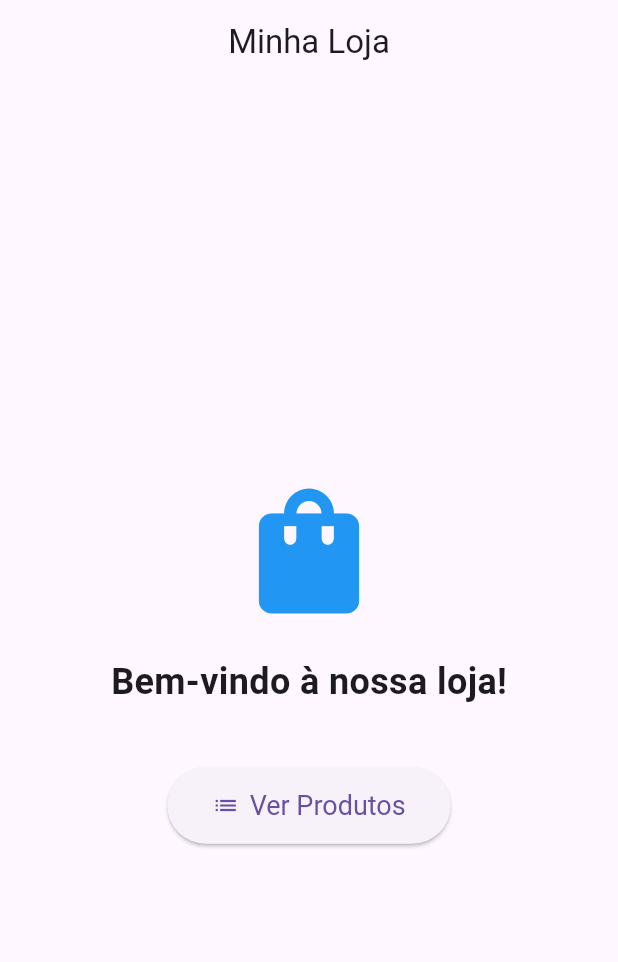
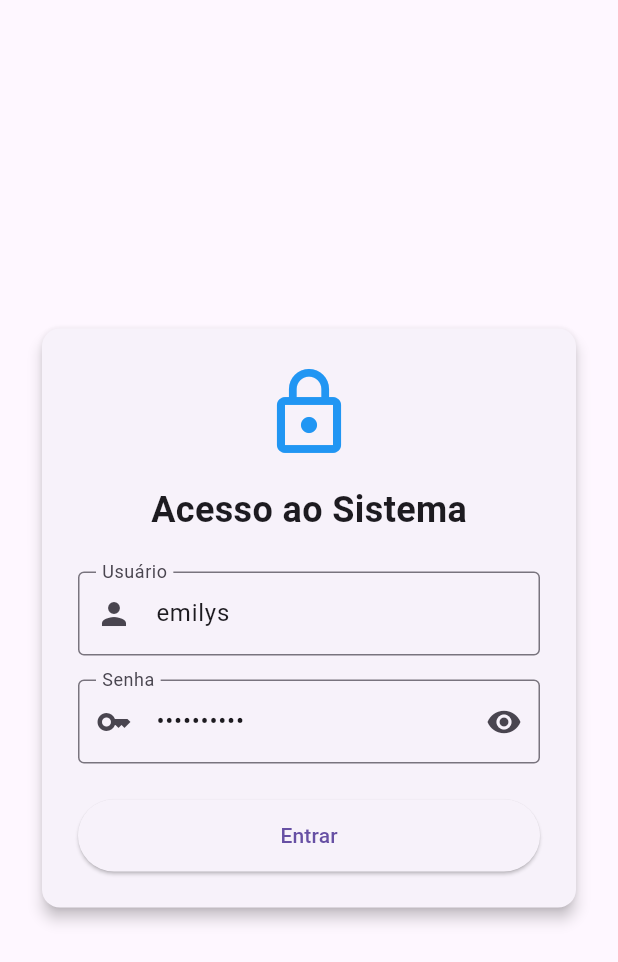
Before and after one commit to NicolasHeling/mobile_arquitetura_01, a Flutter app: the screen it shows after launch, on a phone screen of 412 x 824 dp. Shown: the top 962 px of the screen. Run offline on Flutter 3.47's test engine with Material 3 defaults, Android fonts, the light colour scheme and no system bars; our stand-ins replace dio; accounts and stored records are empty.

Commit message:
atividade 12

```diff
--- /dev/null
+++ b/product_app/lib/data/datasources/auth_remote_datasource.dart
@@ -0,0 +1,29 @@
+import 'package:dio/dio.dart';
+import '../models/auth_user.dart';
+
+class AuthRemoteDatasource {
+  final Dio dio;
+  final String baseUrl = 'https://dummyjson.com/auth';
+
+  AuthRemoteDatasource(this.dio);
+
+  Future<AuthUser> login({
+    required String username,
+    required String password,
+  }) async {
+    try {
+      final response = await dio.post(
+        '$baseUrl/login',
+        data: {'username': username, 'password': password, 'expiresInMins': 30},
+      );
+
+      if (response.statusCode == 200) {
+        return AuthUser.fromJson(response.data);
+      } else {
+        throw Exception('Usuário ou senha inválidos');
+      }
+    } on DioError catch (e) {
+      throw Exception(e.response?.data['message'] ?? 'Erro ao realizar login');
+    }
+  }
+}
--- /dev/null
+++ b/product_app/lib/data/models/auth_user.dart
@@ -0,0 +1,36 @@
+class AuthUser {
+  final int id;
+  final String username;
+  final String email;
+  final String firstName;
+  final String lastName;
+  final String image;
+  final String accessToken;
+  final String refreshToken;
+
+  AuthUser({
+    required this.id,
+    required this.username,
+    required this.email,
+    required this.firstName,
+    required this.lastName,
+    required this.image,
+    required this.accessToken,
+    required this.refreshToken,
+  });
+
+  factory AuthUser.fromJson(Map<String, dynamic> json) {
+    return AuthUser(
+      id: json['id'],
+      username: json['username'],
+      email: json['email'],
+      firstName: json['firstName'],
+      lastName: json['lastName'],
+      image: json['image'],
+      accessToken: json['accessToken'],
+      refreshToken: json['refreshToken'],
+    );
+  }
+
+  String get fullName => '$firstName $lastName';
+}
--- a/product_app/lib/data/models/product_model.dart
+++ b/product_app/lib/data/models/product_model.dart
@@ -1,18 +1,22 @@
 class Product {
-  final int? id;
+  final int id;
   final String title;
   final double price;
   final String description;
-  final String image;
+  final String thumbnail; // Mudou de image para thumbnail
   final String category;
+  final double rating;
+  final int stock;
 
   Product({
-    this.id,
+    required this.id,
     required this.title,
     required this.price,
     required this.description,
-    required this.image,
+    required this.thumbnail,
     required this.category,
+    required this.rating,
+    required this.stock,
   });
 
   factory Product.fromJson(Map<String, dynamic> json) {
@@ -21,8 +25,10 @@ class Product {
       title: json['title'],
       price: (json['price'] as num).toDouble(),
       description: json['description'],
-      image: json['image'],
+      thumbnail: json['thumbnail'],
       category: json['category'],
+      rating: (json['rating'] as num).toDouble(),
+      stock: json['stock'],
     );
   }
 
@@ -31,8 +37,10 @@ class Product {
       'title': title,
       'price': price,
       'description': description,
-      'image': image,
+      'thumbnail': thumbnail,
       'category': category,
+      'rating': rating,
+      'stock': stock,
     };
   }
 }
--- a/product_app/lib/domain/entities/product.dart
+++ b/product_app/lib/domain/entities/product.dart
@@ -2,13 +2,21 @@ class Product {
   final int id;
   final String title;
   final double price;
-  final String image;
+  final String thumbnail; // Alterado de 'image' para 'thumbnail'
   final String description;
+  final String category; // Adicionado para manter a consistência
+  final double
+  rating; // Adicionado (opcional na API Fake Store, mas útil na DummyJSON)
+  final int stock; // Adicionado
+
   const Product({
     required this.id,
     required this.title,
     required this.price,
-    required this.image,
+    required this.thumbnail,
     required this.description,
+    required this.category,
+    required this.rating,
+    required this.stock,
   });
 }
--- a/product_app/lib/main.dart
+++ b/product_app/lib/main.dart
@@ -9,17 +9,15 @@ import 'data/repositories/product_repositoryimpl.dart';
 
 // Importações da camada de apresentação
 import 'presentation/viewmodels/productviewmodel.dart';
-import 'presentation/pages/home_page.dart'; // Importação da nova Tela Inicial
+import 'presentation/pages/login_page.dart'; // Importação da nova Tela de Login
 
 void main() {
-  // Configuração das dependências
   final dio = Dio();
   final datasource = ProductRemoteDatasource(dio);
   final cache = ProductCacheDatasource();
   final repository = ProductRepositoryImpl(datasource, cache);
 
   runApp(
-    // Envolvemos a raiz do app com o Provider
     ChangeNotifierProvider(
       create: (context) => ProductViewModel(repository),
       child: const MyApp(),
@@ -36,8 +34,8 @@ class MyApp extends StatelessWidget {
       title: 'Product App',
       debugShowCheckedModeBanner: false,
       theme: ThemeData(primarySwatch: Colors.blue),
-      // O fluxo agora começa pela HomePage
-      home: const HomePage(),
+      // O fluxo agora começa pela LoginPage, impedindo acesso sem autenticação
+      home: const LoginPage(),
     );
   }
 }
--- /dev/null
+++ b/product_app/lib/presentation/pages/login_page.dart
@@ -0,0 +1,146 @@
+import 'package:dio/dio.dart';
+import 'package:flutter/material.dart';
+import '../../data/datasources/auth_remote_datasource.dart';
+import '../../session/session_controller.dart';
+import 'product_page.dart';
+
+class LoginPage extends StatefulWidget {
+  const LoginPage({super.key});
+
+  @override
+  State<LoginPage> createState() => _LoginPageState();
+}
+
+class _LoginPageState extends State<LoginPage> {
+  final _formKey = GlobalKey<FormState>();
+  final _usernameController = TextEditingController(
+    text: 'emilys',
+  ); // Credenciais de teste
+  final _passwordController = TextEditingController(text: 'emilyspass');
+  bool _isLoading = false;
+  bool _obscurePassword = true;
+
+  // Instanciando o serviço diretamente para facilitar
+  final AuthRemoteDatasource _authService = AuthRemoteDatasource(Dio());
+
+  Future<void> _login() async {
+    if (!_formKey.currentState!.validate()) return;
+
+    setState(() => _isLoading = true);
+
+    try {
+      final user = await _authService.login(
+        username: _usernameController.text.trim(),
+        password: _passwordController.text.trim(),
+      );
+
+      SessionController.instance.login(user);
+
+      if (!mounted) return;
+      Navigator.pushReplacement(
+        context,
+        MaterialPageRoute(builder: (context) => const ProductPage()),
+      );
+    } catch (e) {
+      if (!mounted) return;
+      ScaffoldMessenger.of(
+        context,
+      ).showSnackBar(SnackBar(content: Text('Erro ao realizar login: $e')));
+    } finally {
+      if (mounted) setState(() => _isLoading = false);
+    }
+  }
+
+  @override
+  void dispose() {
+    _usernameController.dispose();
+    _passwordController.dispose();
+    super.dispose();
+  }
+
+  @override
+  Widget build(BuildContext context) {
+    return Scaffold(
+      body: Center(
+        child: SingleChildScrollView(
+          padding: const EdgeInsets.all(24),
+          child: Card(
+            elevation: 4,
+            child: Padding(
+              padding: const EdgeInsets.all(24),
+              child: Form(
+                key: _formKey,
+                child: Column(
+                  mainAxisSize: MainAxisSize.min,
+                  children: [
+                    const Icon(
+                      Icons.lock_outline,
+                      size: 64,
+                      color: Colors.blue,
+                    ),
+                    const SizedBox(height: 16),
+                    const Text(
+                      'Acesso ao Sistema',
+                      style: TextStyle(
+                        fontSize: 24,
+                        fontWeight: FontWeight.bold,
+                      ),
+                    ),
+                    const SizedBox(height: 24),
+                    TextFormField(
+                      controller: _usernameController,
+                      decoration: const InputDecoration(
+                        labelText: 'Usuário',
+                        prefixIcon: Icon(Icons.person),
+                        border: OutlineInputBorder(),
+                      ),
+                      validator: (value) =>
+                          value == null || value.trim().isEmpty
+                          ? 'Informe o usuário'
+                          : null,
+                    ),
+                    const SizedBox(height: 16),
+                    TextFormField(
+                      controller: _passwordController,
+                      obscureText: _obscurePassword,
+                      decoration: InputDecoration(
+                        labelText: 'Senha',
+                        prefixIcon: const Icon(Icons.key),
+                        border: const OutlineInputBorder(),
+                        suffixIcon: IconButton(
+                          icon: Icon(
+                            _obscurePassword
+                                ? Icons.visibility
+                                : Icons.visibility_off,
+                          ),
+                          onPressed: () => setState(
+                            () => _obscurePassword = !_obscurePassword,
+                          ),
+                        ),
+                      ),
+                      validator: (value) =>
+                          value == null || value.trim().isEmpty
+                          ? 'Informe a senha'
+                          : null,
+                    ),
+                    const SizedBox(height: 24),
+                    SizedBox(
+                      width: double.infinity,
+                      height: 48,
+                      child: ElevatedButton(
+                        onPressed: _isLoading ? null : _login,
+                        child: _isLoading
+                            ? const CircularProgressIndicator()
+                            : const Text('Entrar'),
+                      ),
+                    ),
+                  ],
+                ),
+              ),
+            ),
+          ),
+        ),
+      ),
+    );
+  }
+}
--- a/product_app/lib/presentation/pages/product_page.dart
+++ b/product_app/lib/presentation/pages/product_page.dart
@@ -20,9 +20,10 @@ class ProductPage extends StatelessWidget {
               itemBuilder: (context, index) {
                 final product = viewModel.products[index];
                 return ListTile(
-                  leading: product.image.isNotEmpty
+                  // Corrigido para thumbnail
+                  leading: product.thumbnail.isNotEmpty
                       ? Image.network(
-                          product.image,
+                          product.thumbnail,
                           width: 50,
                           height: 50,
                           fit: BoxFit.cover,
--- /dev/null
+++ b/product_app/lib/session/session_controller.dart
@@ -0,0 +1,21 @@
+import '../data/models/auth_user.dart';
+
+class SessionController {
+  // Padrão Singleton para ter apenas uma instância
+  static final SessionController instance = SessionController._();
+  SessionController._();
+
+  AuthUser? _user;
+
+  AuthUser? get user => _user;
+  String? get token => _user?.accessToken;
+  bool get isLoggedIn => _user != null;
+
+  void login(AuthUser user) {
+    _user = user;
+  }
+
+  void logout() {
+    _user = null;
+  }
+}
```
Also changed, not shown: product_app/lib/data/datasources/product_remote_datasource.dart (+6 -5 lines), product_app/lib/data/repositories/product_repositoryimpl.dart (+6 -3 lines), product_app/lib/presentation/pages/product_details_page.dart (+26 -3 lines), product_app/lib/presentation/pages/product_form_page.dart (+16 -11 lines).
